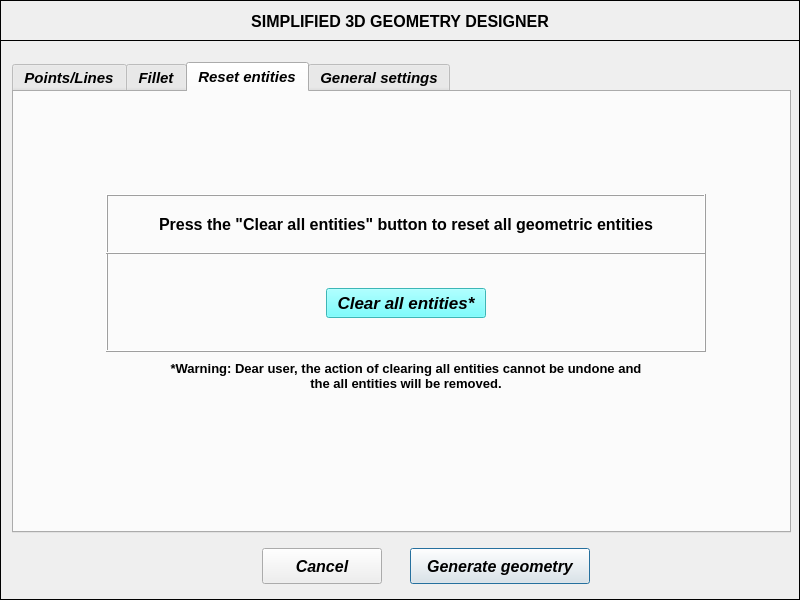
The window that data/user_input/ui/Project/geometryDesigner.ui (open-pulse/OpenPulse) describes before a commit, drawn with Qt 5.
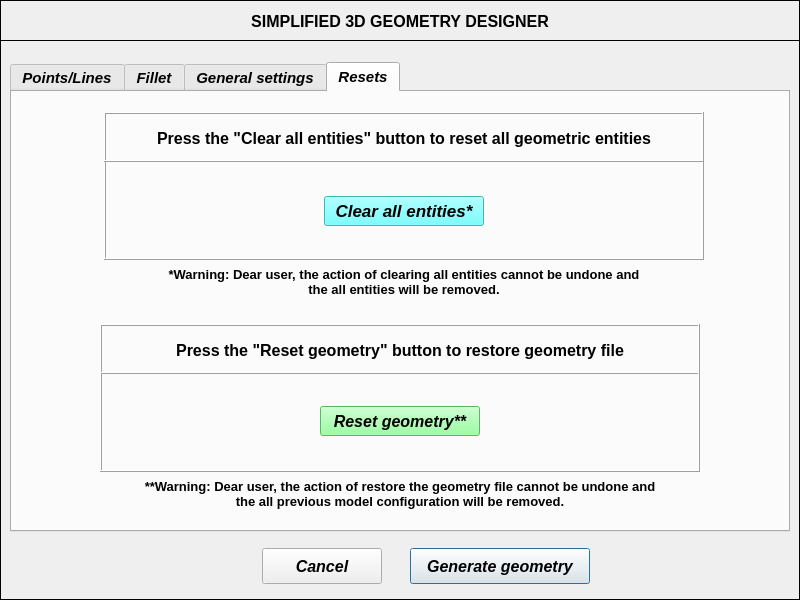
The same window after the commit. The open tabs and pages were chosen to show the change.

Commit message: Enhancements on built-in geometry designer #139

Patch:
```diff
--- a/data/user_input/ui/Project/geometryDesigner.ui
+++ b/data/user_input/ui/Project/geometryDesigner.ui
@@ -163,12 +163,24 @@
    <widget class="QTabWidget" name="tabWidget_geometry_designer">
     <property name="geometry">
      <rect>
-      <x>12</x>
+      <x>10</x>
       <y>22</y>
-      <width>779</width>
-      <height>471</height>
+      <width>780</width>
+      <height>470</height>
      </rect>
     </property>
+    <property name="minimumSize">
+     <size>
+      <width>780</width>
+      <height>470</height>
+     </size>
+    </property>
+    <property name="maximumSize">
+     <size>
+      <width>780</width>
+      <height>470</height>
+     </size>
+    </property>
     <property name="font">
      <font>
       <family>Arial</family>
@@ -2279,191 +2291,6 @@
       </widget>
      </widget>
     </widget>
-    <widget class="QWidget" name="tab_reset_entities">
-     <attribute name="title">
-      <string>Reset entities</string>
-     </attribute>
-     <widget class="QFrame" name="frame_6">
-      <property name="geometry">
-       <rect>
-        <x>92</x>
-        <y>160</y>
-        <width>600</width>
-        <height>100</height>
-       </rect>
-      </property>
-      <property name="minimumSize">
-       <size>
-        <width>600</width>
-        <height>100</height>
-       </size>
-      </property>
-      <property name="maximumSize">
-       <size>
-        <width>600</width>
-        <height>100</height>
-       </size>
-      </property>
-      <property name="frameShape">
-       <enum>QFrame::Box</enum>
-      </property>
-      <property name="frameShadow">
-       <enum>QFrame::Raised</enum>
-      </property>
-      <widget class="QPushButton" name="pushButton_clear_all_entities">
-       <property name="geometry">
-        <rect>
-         <x>220</x>
-         <y>36</y>
-         <width>160</width>
-         <height>30</height>
-        </rect>
-       </property>
-       <property name="minimumSize">
-        <size>
-         <width>160</width>
-         <height>30</height>
-        </size>
-       </property>
-       <property name="maximumSize">
-        <size>
-         <width>160</width>
-         <height>30</height>
-        </size>
-       </property>
-       <property name="font">
-        <font>
-         <family>Arial</family>
-         <pointsize>13</pointsize>
-         <weight>75</weight>
-         <italic>true</italic>
-         <bold>true</bold>
-        </font>
-       </property>
-       <property name="styleSheet">
-        <string notr="true">background-color: rgb(85, 255, 255);</string>
-       </property>
-       <property name="text">
-        <string>Clear all entities*</string>
-       </property>
-      </widget>
-     </widget>
-     <widget class="QFrame" name="frame_7">
-      <property name="geometry">
-       <rect>
-        <x>92</x>
-        <y>102</y>
-        <width>600</width>
-        <height>60</height>
-       </rect>
-      </property>
-      <property name="minimumSize">
-       <size>
-        <width>600</width>
-        <height>0</height>
-       </size>
-      </property>
-      <property name="maximumSize">
-       <size>
-        <width>600</width>
-        <height>16777215</height>
-       </size>
-      </property>
-      <property name="frameShape">
-       <enum>QFrame::Box</enum>
-      </property>
-      <property name="frameShadow">
-       <enum>QFrame::Raised</enum>
-      </property>
-      <widget class="QLabel" name="label_31">
-       <property name="geometry">
-        <rect>
-         <x>40</x>
-         <y>12</y>
-         <width>520</width>
-         <height>36</height>
-        </rect>
-       </property>
-       <property name="minimumSize">
-        <size>
-         <width>520</width>
-         <height>36</height>
-        </size>
-       </property>
-       <property name="maximumSize">
-        <size>
-         <width>520</width>
-         <height>36</height>
-        </size>
-       </property>
-       <property name="font">
-        <font>
-         <family>Arial</family>
-         <pointsize>12</pointsize>
-         <weight>75</weight>
-         <italic>false</italic>
-         <bold>true</bold>
-        </font>
-       </property>
-       <property name="frameShape">
-        <enum>QFrame::NoFrame</enum>
-       </property>
-       <property name="text">
-        <string>Press the &quot;Clear all entities&quot; button to reset all geometric entities</string>
-       </property>
-       <property name="textFormat">
-        <enum>Qt::AutoText</enum>
-       </property>
-       <property name="alignment">
-        <set>Qt::AlignCenter</set>
-       </property>
-      </widget>
-     </widget>
-     <widget class="QLabel" name="label_32">
-      <property name="geometry">
-       <rect>
-        <x>92</x>
-        <y>266</y>
-        <width>600</width>
-        <height>36</height>
-       </rect>
-      </property>
-      <property name="minimumSize">
-       <size>
-        <width>600</width>
-        <height>36</height>
-       </size>
-      </property>
-      <property name="maximumSize">
-       <size>
-        <width>600</width>
-        <height>36</height>
-       </size>
-      </property>
-      <property name="font">
-       <font>
-        <family>Arial</family>
-        <pointsize>10</pointsize>
-        <weight>75</weight>
-        <italic>false</italic>
-        <bold>true</bold>
-       </font>
-      </property>
-      <property name="frameShape">
-       <enum>QFrame::NoFrame</enum>
-      </property>
-      <property name="text">
-       <string>*Warning: Dear user, the action of clearing all entities cannot be undone and 
-the all entities will be removed.</string>
-      </property>
-      <property name="textFormat">
-       <enum>Qt::AutoText</enum>
-      </property>
-      <property name="alignment">
-       <set>Qt::AlignCenter</set>
-      </property>
-     </widget>
-    </widget>
     <widget class="QWidget" name="tab">
      <attribute name="title">
       <string>General settings</string>
@@ -3134,6 +2961,393 @@
       </widget>
      </widget>
     </widget>
+    <widget class="QWidget" name="tab_reset_entities">
+     <attribute name="title">
+      <string>Resets</string>
+     </attribute>
+     <widget class="QFrame" name="frame_6">
+      <property name="geometry">
+       <rect>
+        <x>92</x>
+        <y>68</y>
+        <width>600</width>
+        <height>100</height>
+       </rect>
+      </property>
+      <property name="minimumSize">
+       <size>
+        <width>600</width>
+        <height>100</height>
+       </size>
+      </property>
+      <property name="maximumSize">
+       <size>
+        <width>600</width>
+        <height>100</height>
+       </size>
+      </property>
+      <property name="frameShape">
+       <enum>QFrame::Box</enum>
+      </property>
+      <property name="frameShadow">
+       <enum>QFrame::Raised</enum>
+      </property>
+      <widget class="QPushButton" name="pushButton_clear_all_entities">
+       <property name="geometry">
+        <rect>
+         <x>220</x>
+         <y>36</y>
+         <width>160</width>
+         <height>30</height>
+        </rect>
+       </property>
+       <property name="minimumSize">
+        <size>
+         <width>160</width>
+         <height>30</height>
+        </size>
+       </property>
+       <property name="maximumSize">
+        <size>
+         <width>160</width>
+         <height>30</height>
+        </size>
+       </property>
+       <property name="font">
+        <font>
+         <family>Arial</family>
+         <pointsize>13</pointsize>
+         <weight>75</weight>
+         <italic>true</italic>
+         <bold>true</bold>
+        </font>
+       </property>
+       <property name="styleSheet">
+        <string notr="true">background-color: rgb(85, 255, 255);</string>
+       </property>
+       <property name="text">
+        <string>Clear all entities*</string>
+       </property>
+      </widget>
+     </widget>
+     <widget class="QFrame" name="frame_7">
+      <property name="geometry">
+       <rect>
+        <x>92</x>
+        <y>20</y>
+        <width>600</width>
+        <height>50</height>
+       </rect>
+      </property>
+      <property name="minimumSize">
+       <size>
+        <width>600</width>
+        <height>50</height>
+       </size>
+      </property>
+      <property name="maximumSize">
+       <size>
+        <width>600</width>
+        <height>50</height>
+       </size>
+      </property>
+      <property name="frameShape">
+       <enum>QFrame::Box</enum>
+      </property>
+      <property name="frameShadow">
+       <enum>QFrame::Raised</enum>
+      </property>
+      <widget class="QLabel" name="label_31">
+       <property name="geometry">
+        <rect>
+         <x>40</x>
+         <y>8</y>
+         <width>520</width>
+         <height>36</height>
+        </rect>
+       </property>
+       <property name="minimumSize">
+        <size>
+         <width>520</width>
+         <height>36</height>
+        </size>
+       </property>
+       <property name="maximumSize">
+        <size>
+         <width>520</width>
+         <height>36</height>
+        </size>
+       </property>
+       <property name="font">
+        <font>
+         <family>Arial</family>
+         <pointsize>12</pointsize>
+         <weight>75</weight>
+         <italic>false</italic>
+         <bold>true</bold>
+        </font>
+       </property>
+       <property name="frameShape">
+        <enum>QFrame::NoFrame</enum>
+       </property>
+       <property name="text">
+        <string>Press the &quot;Clear all entities&quot; button to reset all geometric entities</string>
+       </property>
+       <property name="textFormat">
+        <enum>Qt::AutoText</enum>
+       </property>
+       <property name="alignment">
+        <set>Qt::AlignCenter</set>
+       </property>
+      </widget>
+     </widget>
+     <widget class="QLabel" name="label_32">
+      <property name="geometry">
+       <rect>
+        <x>92</x>
+        <y>172</y>
+        <width>600</width>
+        <height>36</height>
+       </rect>
+      </property>
+      <property name="minimumSize">
+       <size>
+        <width>600</width>
+        <height>36</height>
+       </size>
+      </property>
+      <property name="maximumSize">
+       <size>
+        <width>600</width>
+        <height>36</height>
+       </size>
+      </property>
+      <property name="font">
+       <font>
+        <family>Arial</family>
+        <pointsize>10</pointsize>
+        <weight>75</weight>
+        <italic>false</italic>
+        <bold>true</bold>
+       </font>
+      </property>
+      <property name="frameShape">
+       <enum>QFrame::NoFrame</enum>
+      </property>
+      <property name="text">
+       <string>*Warning: Dear user, the action of clearing all entities cannot be undone and 
+the all entities will be removed.</string>
+      </property>
+      <property name="textFormat">
+       <enum>Qt::AutoText</enum>
+      </property>
+      <property name="alignment">
+       <set>Qt::AlignCenter</set>
+      </property>
+     </widget>
+     <widget class="QWidget" name="widget_reset_geometry" native="true">
+      <property name="geometry">
+       <rect>
+        <x>58</x>
+        <y>216</y>
+        <width>660</width>
+        <height>220</height>
+       </rect>
+      </property>
+      <property name="minimumSize">
+       <size>
+        <width>660</width>
+        <height>220</height>
+       </size>
+      </property>
+      <property name="maximumSize">
+       <size>
+        <width>660</width>
+        <height>220</height>
+       </size>
+      </property>
+      <widget class="QLabel" name="label_41">
+       <property name="geometry">
+        <rect>
+         <x>30</x>
+         <y>168</y>
+         <width>600</width>
+         <height>36</height>
+        </rect>
+       </property>
+       <property name="minimumSize">
+        <size>
+         <width>600</width>
+         <height>36</height>
+        </size>
+       </property>
+       <property name="maximumSize">
+        <size>
+         <width>600</width>
+         <height>36</height>
+        </size>
+       </property>
+       <property name="font">
+        <font>
+         <family>Arial</family>
+         <pointsize>10</pointsize>
+         <weight>75</weight>
+         <italic>false</italic>
+         <bold>true</bold>
+        </font>
+       </property>
+       <property name="frameShape">
+        <enum>QFrame::NoFrame</enum>
+       </property>
+       <property name="text">
+        <string>**Warning: Dear user, the action of restore the geometry file cannot be undone and 
+the all previous model configuration will be removed.</string>
+       </property>
+       <property name="textFormat">
+        <enum>Qt::AutoText</enum>
+       </property>
+       <property name="alignment">
+        <set>Qt::AlignCenter</set>
+       </property>
+      </widget>
+      <widget class="QFrame" name="frame_9">
+       <property name="geometry">
+        <rect>
+         <x>30</x>
+         <y>16</y>
+         <width>600</width>
+         <height>50</height>
+        </rect>
+       </property>
+       <property name="minimumSize">
+        <size>
+         <width>600</width>
+         <height>50</height>
+        </size>
+       </property>
+       <property name="maximumSize">
+        <size>
+         <width>600</width>
+         <height>50</height>
+        </size>
+       </property>
+       <property name="frameShape">
+        <enum>QFrame::Box</enum>
+       </property>
+       <property name="frameShadow">
+        <enum>QFrame::Raised</enum>
+       </property>
+       <widget class="QLabel" name="label_40">
+        <property name="geometry">
+         <rect>
+          <x>40</x>
+          <y>8</y>
+          <width>520</width>
+          <height>36</height>
+         </rect>
+        </property>
+        <property name="minimumSize">
+         <size>
+          <width>520</width>
+          <height>36</height>
+         </size>
+        </property>
+        <property name="maximumSize">
+         <size>
+          <width>520</width>
+          <height>36</height>
+         </size>
+        </property>
+        <property name="font">
+         <font>
+          <family>Arial</family>
+          <pointsize>12</pointsize>
+          <weight>75</weight>
+          <italic>false</italic>
+          <bold>true</bold>
+         </font>
+        </property>
+        <property name="frameShape">
+         <enum>QFrame::NoFrame</enum>
+        </property>
+        <property name="text">
+         <string>Press the &quot;Reset geometry&quot; button to restore geometry file</string>
+        </property>
+        <property name="textFormat">
+         <enum>Qt::AutoText</enum>
+        </property>
+        <property name="alignment">
+         <set>Qt::AlignCenter</set>
+        </property>
+       </widget>
+      </widget>
+      <widget class="QFrame" name="frame_10">
+       <property name="geometry">
+        <rect>
+         <x>30</x>
+         <y>64</y>
+         <width>600</width>
+         <height>100</height>
+        </rect>
+       </property>
+       <property name="minimumSize">
+        <size>
+         <width>600</width>
+         <height>100</height>
+        </size>
+       </property>
+       <property name="maximumSize">
+        <size>
+         <width>600</width>
+         <height>100</height>
+        </size>
+       </property>
+       <property name="frameShape">
+        <enum>QFrame::Box</enum>
+       </property>
+       <property name="frameShadow">
+        <enum>QFrame::Raised</enum>
+       </property>
+       <widget class="QPushButton" name="pushButton_reset_geometry">
+        <property name="geometry">
+         <rect>
+          <x>220</x>
+          <y>34</y>
+          <width>160</width>
+          <height>30</height>
+         </rect>
+        </property>
+        <property name="minimumSize">
+         <size>
+          <width>160</width>
+          <height>30</height>
+         </size>
+        </property>
+        <property name="maximumSize">
+         <size>
+          <width>160</width>
+          <height>30</height>
+         </size>
+        </property>
+        <property name="font">
+         <font>
+          <family>Arial</family>
+          <pointsize>12</pointsize>
+          <weight>75</weight>
+          <italic>true</italic>
+          <bold>true</bold>
+         </font>
+        </property>
+        <property name="styleSheet">
+         <string notr="true">background-color: rgb(125, 255, 136);</string>
+        </property>
+        <property name="text">
+         <string>Reset geometry**</string>
+        </property>
+       </widget>
+      </widget>
+     </widget>
+    </widget>
    </widget>
    <widget class="QPushButton" name="pushButton_cancel">
     <property name="geometry">
```
Left out of the diff: 51 changed lines with no effect on the pictures. The commit also changes 7 other files.
